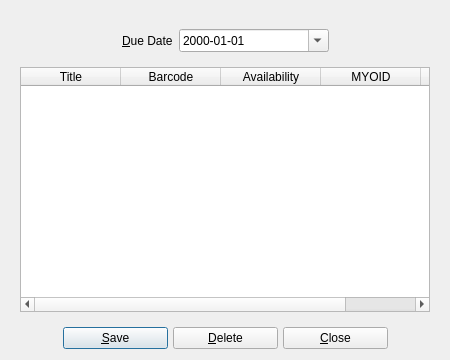
This is UI/biblioteq_copybrowser.ui in textbrowser/biblioteq as Qt 5 draws it before an edit. The edited form follows.
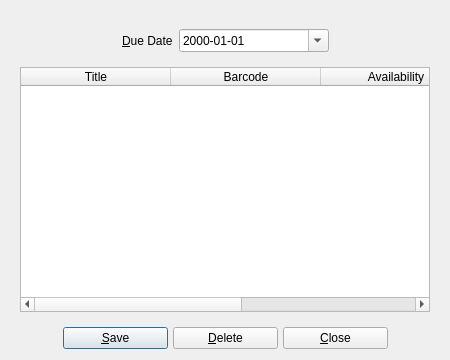
This is the edited form. Icons and pictures are not drawn.

Commit message: GL changes. Minimum column widths.

Patch:
```diff
--- a/UI/biblioteq_copybrowser.ui
+++ b/UI/biblioteq_copybrowser.ui
@@ -121,6 +121,9 @@
         <property name="cornerButtonEnabled">
          <bool>false</bool>
         </property>
+        <attribute name="horizontalHeaderMinimumSectionSize">
+         <number>150</number>
+        </attribute>
         <attribute name="horizontalHeaderStretchLastSection">
          <bool>true</bool>
         </attribute>
```
The commit also changes 11 other files.
